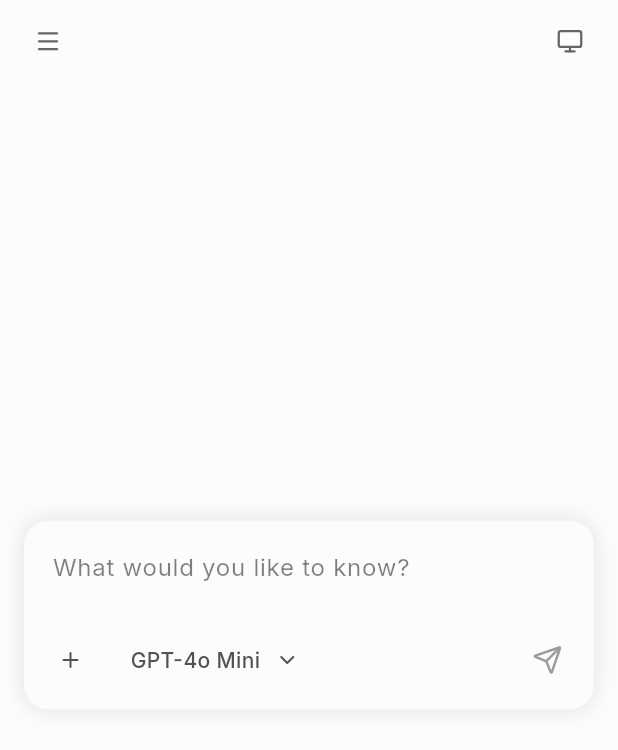
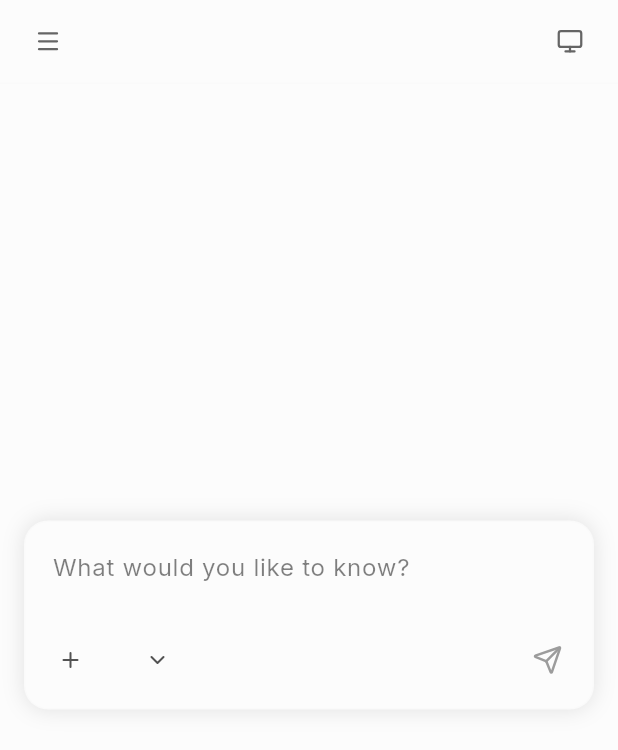
Before and after one commit to contributory/many-llm, a Flutter app: the screen it shows after launch, on a phone screen of 412 x 824 dp. Shown: the top 750 px of the screen. Run offline on Flutter 3.47's test engine with Material 3 defaults, Android fonts, the phone set to English and light mode, and no system bars; our stand-ins replace flutter_highlight, flutter_markdown, flutter_tts, google_fonts, lucide_icons, shared_preferences; missing offline and left inert: markdown.

Commit message:
refactor(app): remove default models and demo/mock streaming responses
This change removes all default models, demo data, and mock streaming
to ensure a completely empty application state on first start.
- Clear AppConfig.availableModels and modelDisplayNames
- Delete mock_responses_service and remove mock mode in OpenRouterService
- Remove hard-coded default model in ChatProvider and prompts
- Ensure ChatProvider starts with no pre-configured models or conversations
- Remove demo conversations and mock data references

BREAKING CHANGE: App starts with no models available; users must configure AI providers via Settings to enable usage

```diff
--- a/lib/core/config.dart
+++ b/lib/core/config.dart
@@ -78,27 +78,7 @@ class AppConfig {
   static const String supabaseEdgeFunctionUrl = '';
 
   // Available models on OpenRouter
-  static const List<String> availableModels = [
-    'openai/gpt-5',
-    'openai/gpt-5-mini',
-    'openai/gpt-5-nano',
-    'openai/chatgpt-4o-latest',
-    'openai/gpt-4o-mini',
-    'anthropic/claude-sonnet-4',
-    'anthropic/claude-3.7-sonnet',
-    'anthropic/claude-3.5-haiku',
-    'google/gemini-2.5-flash-lite',
-  ];
+  static const List<String> availableModels = [];
 
-  static const Map<String, String> modelDisplayNames = {
-    'openai/gpt-5': 'GPT-5',
-    'openai/gpt-5-mini': 'GPT-5 Mini',
-    'openai/gpt-5-nano': 'GPT-5 Nano',
-    'openai/chatgpt-4o-latest': 'ChatGPT 4o',
-    'openai/gpt-4o-mini': 'GPT-4o Mini',
-    'anthropic/claude-sonnet-4': 'Claude Sonnet 4',
-    'anthropic/claude-3.7-sonnet': 'Claude 3.7 Sonnet',
-    'anthropic/claude-3.5-haiku': 'Claude 3.5 Haiku',
-    'google/gemini-2.5-flash-lite': 'Gemini 2.5 Flash Lite',
-  };
+  static const Map<String, String> modelDisplayNames = {};
 }
--- a/lib/data/services/thread_naming_service.dart
+++ b/lib/data/services/thread_naming_service.dart
@@ -2,23 +2,13 @@ import 'dart:async';
 import 'dart:convert';
 import 'package:http/http.dart' as http;
 import '../../core/config.dart';
-import 'mock_responses_service.dart';
 
 class ThreadNamingService {
   static const Duration _timeout = Duration(seconds: 10);
   static const String _namingModel = 'google/gemini-2.5-flash-lite';
-  static final _mockService = MockResponsesService();
 
-  bool get _isInMockMode => AppConfig.openRouterApiKey.isEmpty;
-
-  /// Generate a concise thread name based on the first prompt (or mock name if no API key)
+  /// Generate a concise thread name based on the first prompt
   Future<String> generateThreadName(String firstPrompt) async {
-    // Use mock thread names when no API key is configured
-    if (_isInMockMode) {
-      await _mockService.simulateProcessingDelay();
-      return _mockService.generateMockThreadName();
-    }
-
     try {
       final response = await http
           .post(
--- a/lib/presentation/providers/chat_provider.dart
+++ b/lib/presentation/providers/chat_provider.dart
@@ -47,7 +47,7 @@ class ChatProvider extends ChangeNotifier {
   final List<Conversation> _conversations = [];
   String? _selectedConversationId;
   ChatStatus _status = ChatStatus.idle;
-  String _currentModelId = 'openai/gpt-4o-mini';
+  String _currentModelId = '';
   final ThreadNamingService _namingService;
   final ChatRepository _chatRepository;
   SettingsProvider? _settingsProvider;
--- a/lib/widgets/prompt_input.dart
+++ b/lib/widgets/prompt_input.dart
@@ -712,7 +712,7 @@ class _PromptInputCompleteState extends State<PromptInputComplete> {
 
   String get _currentModel {
     return widget.modelId ??
-        (widget.models?.firstOrDefault() ?? 'openai/gpt-4o-mini');
+        (widget.models?.firstOrDefault() ?? '');
   }
 
   void _handleSubmit() {
```
Also changed, not shown: lib/data/services/mock_responses_service.dart (deleted, +0 -189 lines), lib/data/services/openrouter_service.dart (+2 -32 lines).
